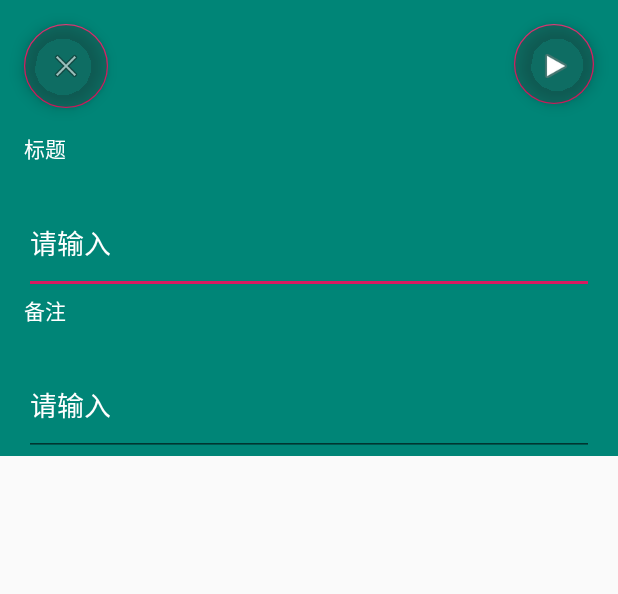
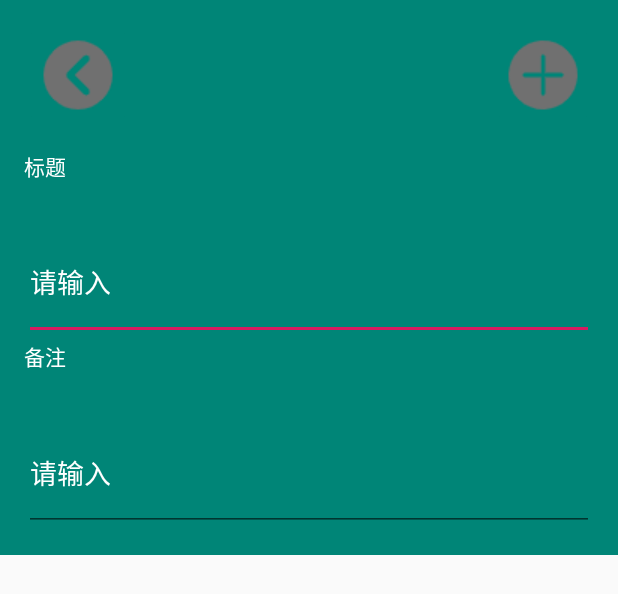
Before and after one commit to WHAT-ROUGH-BEAST/iTime, an Android app: the layout create_activity.xml on its own in the app's theme, with its tools: preview values and no code run, on a phone screen of 412 x 824 dp. Shown: the top 594 px of the screen. Run offline under Robolectric (Android 15) with nearby library versions, the phone set to English and light mode, and no system bars.

Commit message:
finish create

```diff
--- a/app/src/main/java/com/example/mytime/MainActivity.java
+++ b/app/src/main/java/com/example/mytime/MainActivity.java
@@ -68,7 +68,7 @@ public class MainActivity extends AppCompatActivity {
         @Override
         public void onClick(View view) {
             intentFab = new Intent(MainActivity.this, CreateActivity.class);
-
+            startActivity(intentFab);
         }
     }
 }
--- a/app/src/main/res/layout/create_activity.xml
+++ b/app/src/main/res/layout/create_activity.xml
@@ -11,60 +11,75 @@
         android:background="@color/colorPrimary"
         android:orientation="horizontal">
 
-        <com.google.android.material.floatingactionbutton.FloatingActionButton
+        <ImageButton
+            android:id="@+id/create_no"
             android:layout_width="wrap_content"
             android:layout_height="wrap_content"
             android:layout_marginVertical="@dimen/activity_vertical_margin"
             android:layout_marginLeft="@dimen/activity_horizontal_margin"
-            android:layout_marginRight="135dp"
-            android:backgroundTint="@color/pale"
-            app:srcCompat="@android:drawable/ic_menu_close_clear_cancel" />
+            android:layout_marginRight="120dp"
+            android:backgroundTint="@color/colorPrimary"
+            android:src="@drawable/back"
+            tools:ignore="ButtonStyle" />
 
-        <com.google.android.material.floatingactionbutton.FloatingActionButton
+        <ImageButton
+            android:id="@+id/create_yes"
             android:layout_width="wrap_content"
             android:layout_height="wrap_content"
             android:layout_marginVertical="@dimen/activity_vertical_margin"
-            android:layout_marginLeft="135dp"
+            android:layout_marginLeft="120dp"
             android:layout_marginRight="@dimen/activity_horizontal_margin"
-            android:backgroundTint="@color/pale"
-            app:srcCompat="@android:drawable/ic_media_play" />
+            android:backgroundTint="@color/colorPrimary"
+            android:src="@drawable/add"
+            tools:ignore="ButtonStyle" />
+
     </LinearLayout>
 
     <LinearLayout android:layout_height="fill_parent"
         android:layout_width="fill_parent"
         android:background="@color/colorPrimary"
-        android:layout_weight="2"
+        android:layout_weight="1.5"
         android:orientation="vertical">
 
         <TextView
+            android:id="@+id/create_title"
             android:text="@string/create_title"
             android:textColor="@color/white"
             android:layout_height="wrap_content"
             android:layout_width="fill_parent"
             android:layout_marginHorizontal="@dimen/activity_horizontal_margin"
-            android:layout_weight="1"/>
+            android:layout_weight="1"
+            tools:targetApi="o"
+            tools:ignore="NestedWeights" />
         <EditText
+            android:id="@+id/create_title_edit"
             android:textColorHint="@color/white"
             android:layout_height="wrap_content"
             android:layout_width="fill_parent"
             android:hint="@string/create_default"
             android:layout_marginHorizontal="@dimen/activity_horizontal_margin"
-            android:layout_weight="1"/>
+            android:layout_weight="1"
+            tools:targetApi="o" />
 
         <TextView
+            android:id="@+id/create_tip"
             android:text="@string/create_tip"
             android:textColor="@color/white"
             android:layout_height="wrap_content"
             android:layout_width="fill_parent"
             android:layout_marginHorizontal="@dimen/activity_horizontal_margin"
-            android:layout_weight="1"/>
+            android:layout_weight="1"
+            tools:targetApi="o" />
         <EditText
+            android:id="@+id/create_tip_edit"
             android:textColorHint="@color/white"
             android:layout_height="wrap_content"
             android:layout_width="fill_parent"
             android:hint="@string/create_default"
             android:layout_marginHorizontal="@dimen/activity_horizontal_margin"
-            android:layout_weight="1"/>
+            android:layout_marginBottom="@dimen/activity_vertical_margin"
+            android:layout_weight="1"
+            tools:targetApi="o" />
 
     </LinearLayout>
 
--- a/app/src/main/res/layout/listview_component.xml
+++ b/app/src/main/res/layout/listview_component.xml
@@ -8,12 +8,13 @@
         android:layout_height="match_parent"
         android:layout_width="0dp"
         android:layout_weight="1"
-        android:layout_gravity="center"/>
+        android:layout_gravity="center"
+        android:layout_margin="@dimen/activity_horizontal_margin"/>
 
     <LinearLayout
         android:layout_width="0dp"
         android:layout_height="match_parent"
-        android:layout_weight="3"
+        android:layout_weight="4"
         android:orientation="vertical">
 
         <TextView
```
Also changed, not shown: app/src/main/java/com/example/mytime/ui/create/CreateActivity.java (+31 -6 lines), app/src/main/res/drawable/add.png (added), app/src/main/res/drawable/back.png (added), app/src/main/res/drawable/date.png (deleted), app/src/main/res/drawable/pic.png (added), app/src/main/res/drawable/repeat.png (added), app/src/main/res/drawable/tag.png (added), app/src/main/res/drawable/time.png (added).
